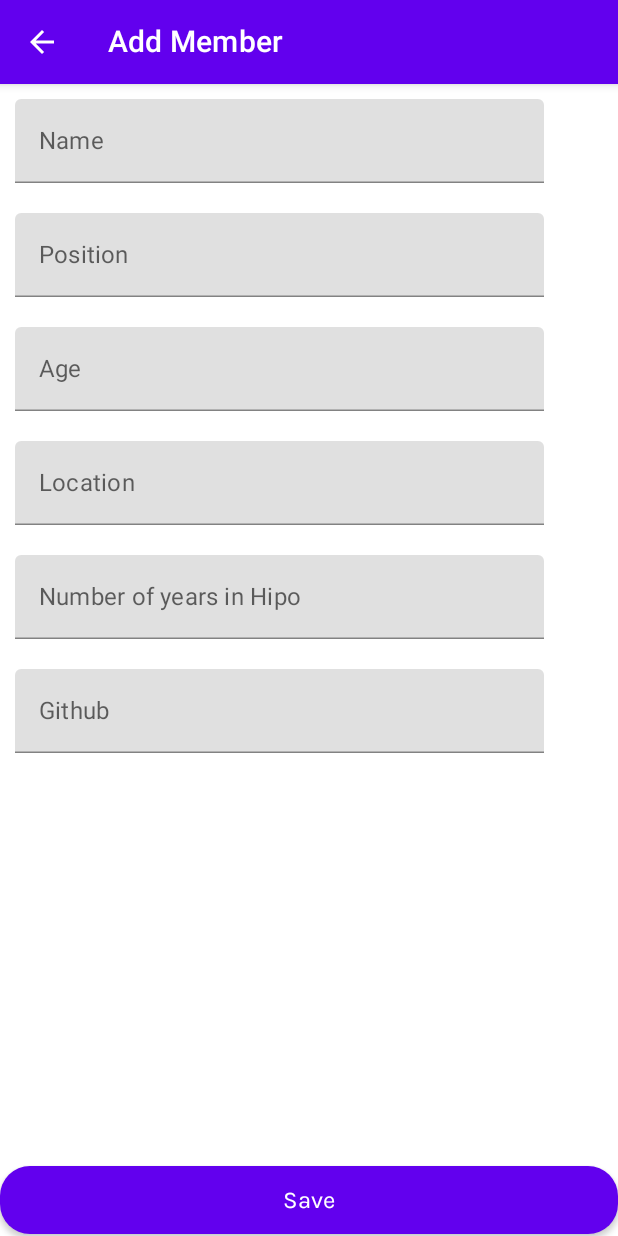
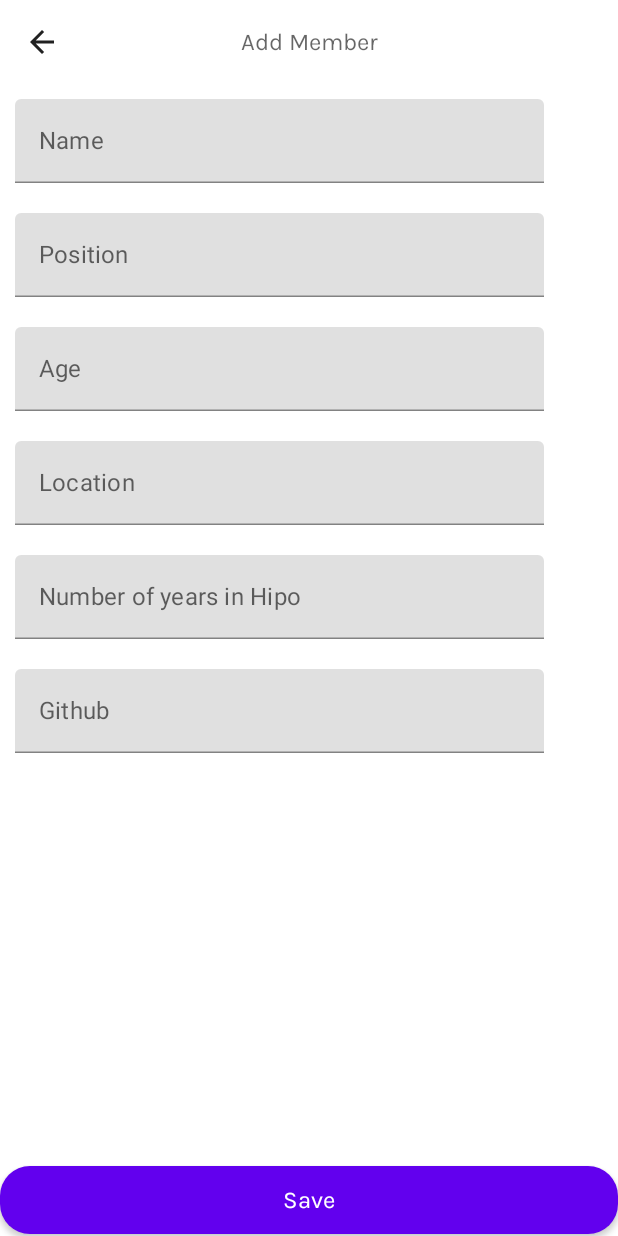
Before and after one commit to PizzaMarinara/HipoPeople, an Android app built with Jetpack Compose: the AddMemberContent screen opened through its navigation route, on a phone screen of 412 x 824 dp. Run offline under Robolectric (Android 15) with nearby library versions, the phone set to English and light mode, and no system bars; our stand-ins replace Dagger/Hilt's generated code, accompanist; 4 statements that could not run were skipped.

Commit message:
TopBar refactoring

```diff
--- a/app/src/main/java/dev/efantini/hipopeople/presentation/shared/elements/CommonElements.kt
+++ b/app/src/main/java/dev/efantini/hipopeople/presentation/shared/elements/CommonElements.kt
@@ -1,20 +1,30 @@
 package dev.efantini.hipopeople.presentation.shared.elements
 
+import androidx.compose.foundation.layout.Box
+import androidx.compose.foundation.layout.Row
+import androidx.compose.foundation.layout.fillMaxHeight
+import androidx.compose.foundation.layout.fillMaxSize
 import androidx.compose.foundation.layout.fillMaxWidth
+import androidx.compose.foundation.layout.height
 import androidx.compose.foundation.layout.padding
+import androidx.compose.foundation.layout.width
 import androidx.compose.material.AlertDialog
 import androidx.compose.material.Button
 import androidx.compose.material.ButtonDefaults
+import androidx.compose.material.ContentAlpha
 import androidx.compose.material.Icon
 import androidx.compose.material.IconButton
+import androidx.compose.material.LocalContentAlpha
 import androidx.compose.material.Text
 import androidx.compose.material.TextButton
 import androidx.compose.material.TopAppBar
 import androidx.compose.material.icons.Icons
 import androidx.compose.material.icons.filled.ArrowBack
 import androidx.compose.runtime.Composable
+import androidx.compose.runtime.CompositionLocalProvider
 import androidx.compose.ui.Alignment
 import androidx.compose.ui.Modifier
+import androidx.compose.ui.graphics.Color
 import androidx.compose.ui.text.style.TextAlign
 import androidx.compose.ui.unit.dp
 import androidx.navigation.NavController
@@ -27,19 +37,60 @@ fun HipoTopBar(
     navController: NavController,
     title: String = ""
 ) {
+    val appBarHorizontalPadding = 4.dp
+    val titleIconModifier = Modifier.fillMaxHeight()
+        .width(72.dp - appBarHorizontalPadding)
+
     TopAppBar(
-        title = { Text(title) },
-        navigationIcon = if (navController.previousBackStackEntry != null) {
-            {
-                IconButton(onClick = { navController.navigateUp() }) {
-                    Icon(
-                        imageVector = Icons.Filled.ArrowBack,
-                        contentDescription = "Back"
-                    )
+        backgroundColor = Color.Transparent,
+        elevation = 0.dp,
+        modifier = Modifier.fillMaxWidth()
+    ) {
+        Box(Modifier.height(32.dp)) {
+
+            if (navController.previousBackStackEntry != null) {
+                Row(titleIconModifier, verticalAlignment = Alignment.CenterVertically) {
+                    CompositionLocalProvider(
+                        LocalContentAlpha provides ContentAlpha.high,
+                    ) {
+                        IconButton(
+                            onClick = { navController.navigateUp() },
+                            enabled = true,
+                        ) {
+                            Icon(
+                                imageVector = Icons.Filled.ArrowBack,
+                                contentDescription = "Back",
+                            )
+                        }
+                    }
                 }
             }
-        } else { null }
-    )
+
+            Row(
+                Modifier.fillMaxSize(),
+                verticalAlignment = Alignment.CenterVertically
+            ) {
+
+                Text(
+                    modifier = Modifier.fillMaxWidth(),
+                    textAlign = TextAlign.Center,
+                    text = title
+                )
+            }
+
+            // Actions
+            /*
+            CompositionLocalProvider(LocalContentAlpha provides ContentAlpha.medium) {
+                Row(
+                    Modifier.fillMaxHeight(),
+                    horizontalArrangement = Arrangement.End,
+                    verticalAlignment = Alignment.CenterVertically,
+                    content = actions
+                )
+            }
+            */
+        }
+    }
 }
 
 @Composable
```
